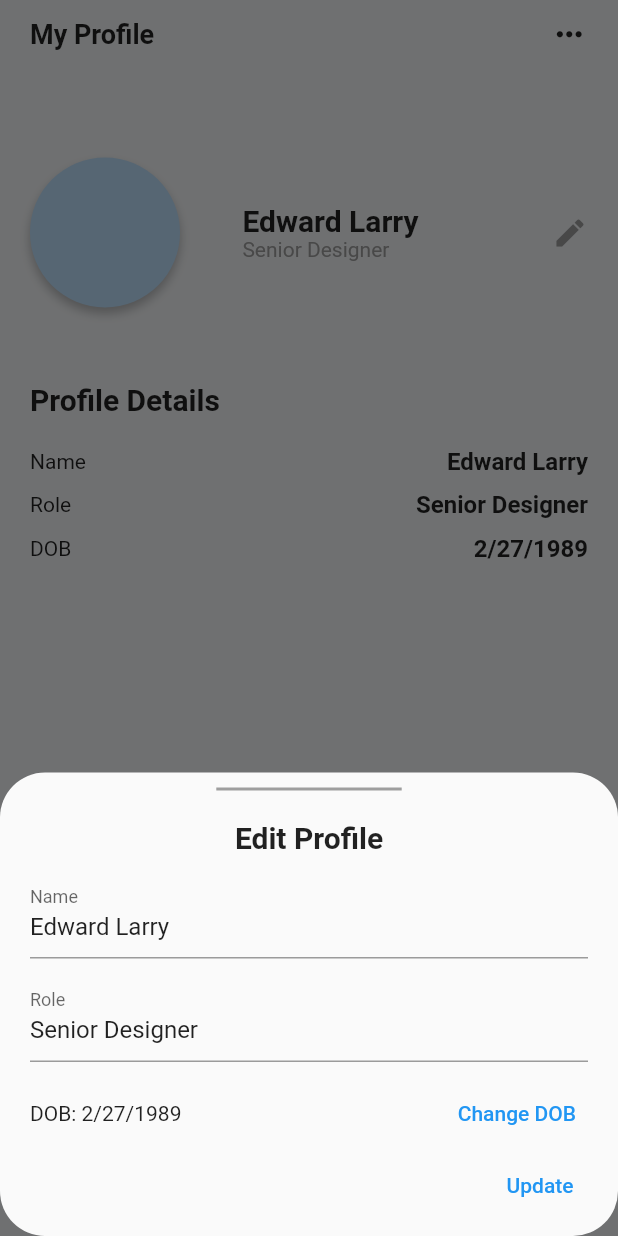
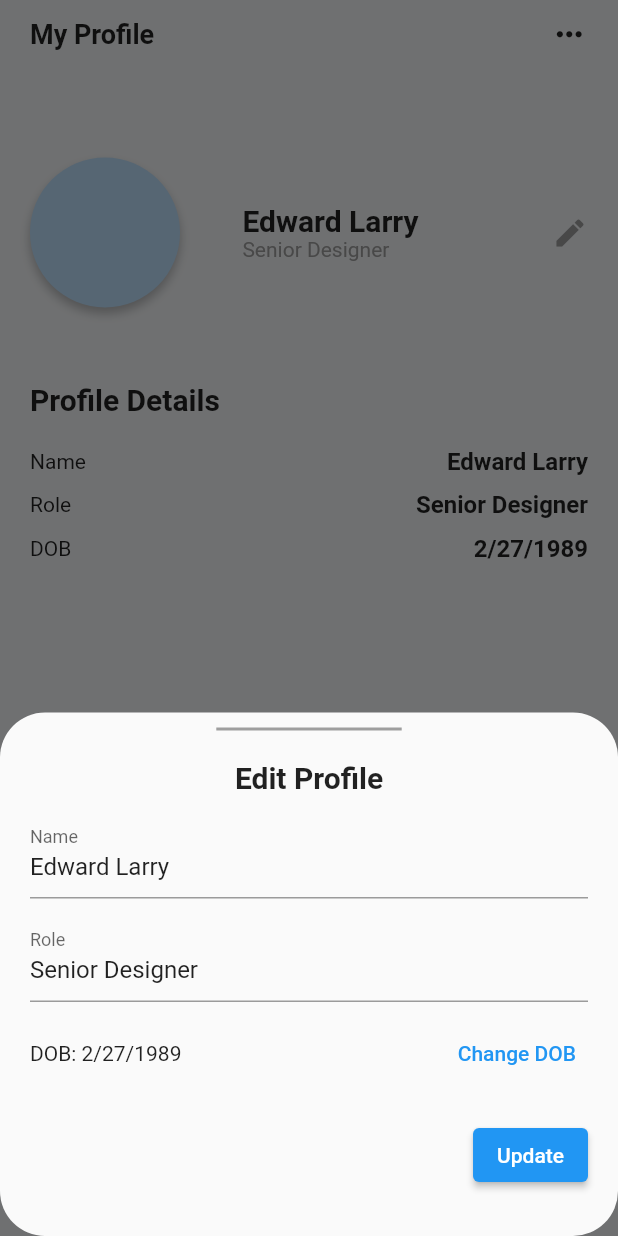
Before and after one commit to jeetsdev/travelista, a Flutter app: the ProfileScreen screen opened directly, after a tap on the "edit" icon, on a phone screen of 412 x 824 dp. Run offline on Flutter 3.47's test engine with Material 2 defaults, Android fonts, the phone set to English and light mode, and no system bars; our stand-ins replace font_awesome_flutter; network calls fail.

Commit message:
style: modal button

```diff
--- a/lib/widgets/profile_edit_modal.dart
+++ b/lib/widgets/profile_edit_modal.dart
@@ -115,13 +115,20 @@ class _ProfileEditState extends State<ProfileEdit> {
               ),
             ],
           ),
+          SizedBox(
+            height: 20,
+          ),
           Align(
             alignment: Alignment.topRight,
-            child: TextButton(
+            child: ElevatedButton(
+              style: ButtonStyle(),
               onPressed: _updateHandler,
               child: Text("Update"),
             ),
-          )
+          ),
+          SizedBox(
+            height: 20,
+          ),
         ],
       ),
     );
```
